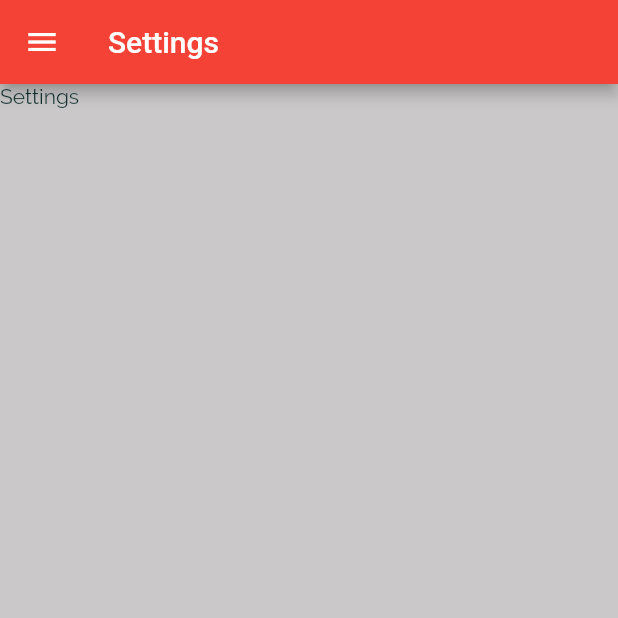
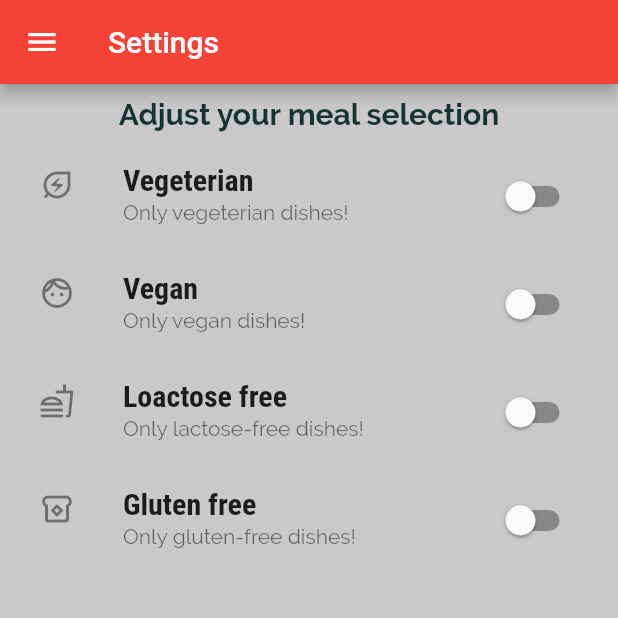
Before and after one commit to ahmed-yousry-ebrahim/meals_deals, a Flutter app: the SettingsScreen screen opened by its route, on a phone screen of 412 x 824 dp, the top half of it. Run offline on Flutter 3.47's test engine with Material 2 defaults, Android fonts, the phone set to English and light mode, and no system bars.

Commit message:
add setting screen switches

```diff
--- a/lib/settings_screen.dart
+++ b/lib/settings_screen.dart
@@ -1,16 +1,96 @@
 import 'package:flutter/material.dart';
 import './main_drawer.dart';
 
-class SettingsScreen extends StatelessWidget {
+class SettingsScreen extends StatefulWidget {
   static const routeName = '/settings';
+
+  @override
+  State<SettingsScreen> createState() => _SettingsScreenState();
+}
+
+class _SettingsScreenState extends State<SettingsScreen> {
+  bool _vegeterian = false;
+  bool _vegan = false;
+  bool _lactoseFree = false;
+  bool _glutenFree = false;
 
   @override
   Widget build(BuildContext context) {
     return Scaffold(
-        appBar: AppBar(
-          title: Text('Settings'),
-        ),
-        drawer: MainDrawer(),
-        body: Text('Settings'));
+      appBar: AppBar(
+        title: Text('Settings'),
+      ),
+      drawer: MainDrawer(),
+      body: Container(
+        padding: EdgeInsets.symmetric(horizontal: 10),
+        child: Column(children: [
+          Padding(
+            padding: const EdgeInsets.symmetric(
+              vertical: 8.0,
+            ),
+            child: Text(
+              'Adjust your meal selection',
+              style: TextStyle(
+                fontSize: 20,
+                fontWeight: FontWeight.bold,
+              ),
+            ),
+          ),
+          Expanded(
+              child: ListView(
+            children: [
+              SwitchListTile(
+                  value: _vegeterian,
+                  title: Text('Vegeterian'),
+                  subtitle: Text('Only vegeterian dishes!'),
+                  secondary: Icon(Icons.energy_savings_leaf_outlined),
+                  onChanged: ((value) => {
+                        setState(
+                          () {
+                            _vegeterian = value;
+                          },
+                        )
+                      })),
+              SwitchListTile(
+                  value: _vegan,
+                  title: Text('Vegan'),
+                  subtitle: Text('Only vegan dishes!'),
+                  secondary: Icon(Icons.face_outlined),
+                  onChanged: ((value) => {
+                        setState(
+                          () {
+                            _vegan = value;
+                          },
+                        )
+                      })),
+              SwitchListTile(
+                  value: _lactoseFree,
+                  title: Text('Loactose free'),
+                  subtitle: Text('Only lactose-free dishes!'),
+                  secondary: Icon(Icons.fastfood_outlined),
+                  onChanged: ((value) => {
+                        setState(
+                          () {
+                            _lactoseFree = value;
+                          },
+                        )
+                      })),
+              SwitchListTile(
+                  value: _glutenFree,
+                  title: Text('Gluten free'),
+                  subtitle: Text('Only gluten-free dishes!'),
+                  secondary: Icon(Icons.breakfast_dining_outlined),
+                  onChanged: ((value) => {
+                        setState(
+                          () {
+                            _glutenFree = value;
+                          },
+                        )
+                      })),
+            ],
+          ))
+        ]),
+      ),
+    );
   }
 }
```
Also changed, not shown: 3 other files.
